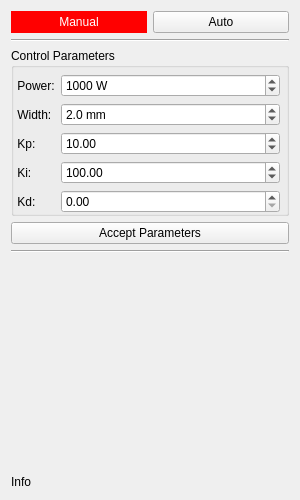
Old version of the form mashes_control/resources/control.ui in the repository jraraujo-aimen/mashes.
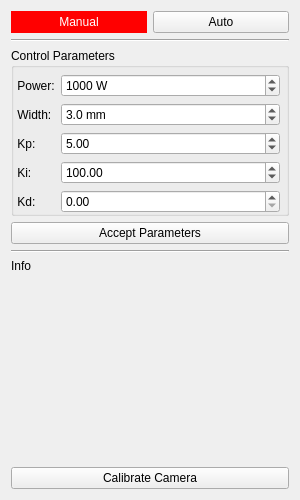
New version of the form.

Commit message: Fixed time initialization issue in control.py

Patch:
```diff
--- a/mashes_control/resources/control.ui
+++ b/mashes_control/resources/control.ui
@@ -126,7 +126,7 @@
            <double>10.000000000000000</double>
           </property>
           <property name="value">
-           <double>2.000000000000000</double>
+           <double>3.000000000000000</double>
           </property>
          </widget>
         </item>
@@ -143,7 +143,7 @@
            <double>1000.000000000000000</double>
           </property>
           <property name="value">
-           <double>10.000000000000000</double>
+           <double>5.000000000000000</double>
           </property>
          </widget>
         </item>
@@ -197,6 +197,19 @@
      </property>
     </widget>
    </item>
+   <item>
+    <widget class="QLabel" name="lblInfo">
+     <property name="text">
+      <string>Info</string>
+     </property>
+     <property name="textFormat">
+      <enum>Qt::RichText</enum>
+     </property>
+     <property name="wordWrap">
+      <bool>true</bool>
+     </property>
+    </widget>
+   </item>
    <item>
     <spacer name="verticalSpacer">
      <property name="orientation">
@@ -211,15 +224,9 @@
     </spacer>
    </item>
    <item>
-    <widget class="QLabel" name="lblInfo">
+    <widget class="QPushButton" name="btnCalibrate">
      <property name="text">
-      <string>Info</string>
-     </property>
-     <property name="textFormat">
-      <enum>Qt::RichText</enum>
-     </property>
-     <property name="wordWrap">
-      <bool>true</bool>
+      <string>Calibrate Camera</string>
      </property>
     </widget>
    </item>
```
The commit also changes 5 other files.
